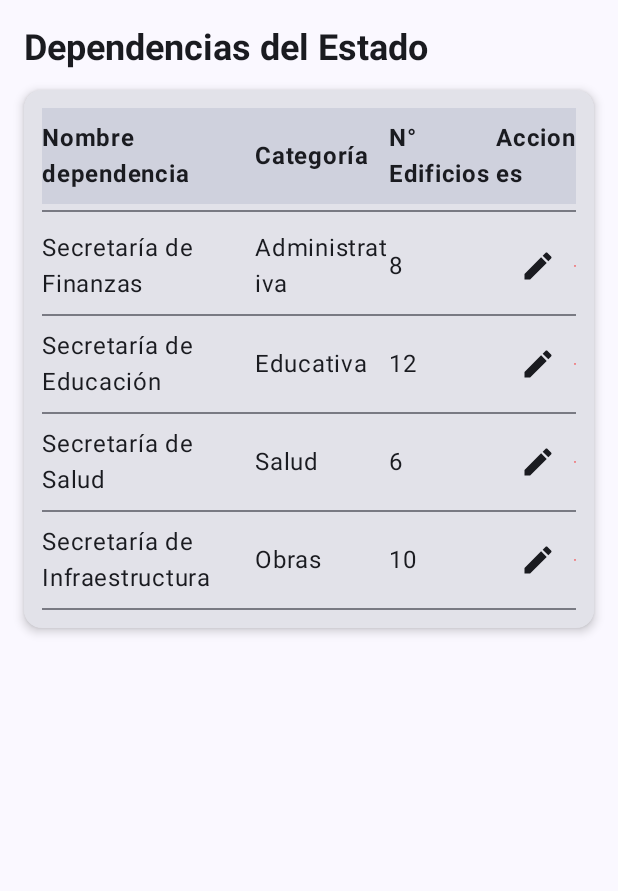
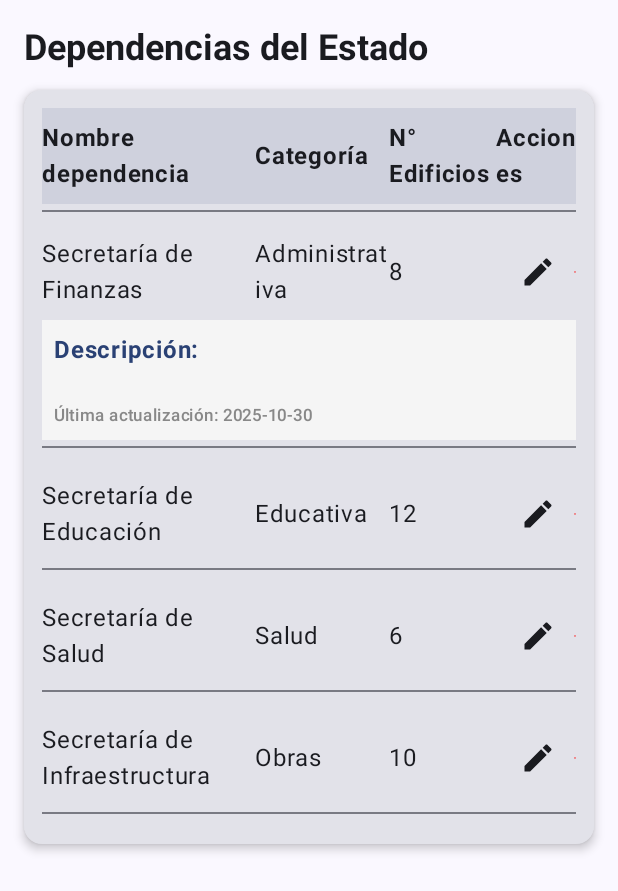
Before and after one commit to JosueDnCB/PGE2, an Android app built with Jetpack Compose: the screen it shows after launch (MainActivity), after a tap on "Editar", on a phone screen of 412 x 824 dp. Shown: the top 891 px of the screen. Run offline under Robolectric (Android 15) with nearby library versions, the phone set to English and light mode, and no system bars; 1 other tap on this screen came first.

Commit message:
Cambios-30/10/2025

```diff
--- a/app/src/main/java/com/example/pge/views/DependenciasScreen.kt
+++ b/app/src/main/java/com/example/pge/views/DependenciasScreen.kt
@@ -1,12 +1,20 @@
 package com.example.pge.views
 
+import androidx.compose.animation.AnimatedVisibility
+import androidx.compose.animation.expandVertically
+import androidx.compose.animation.fadeIn
+import androidx.compose.animation.fadeOut
+import androidx.compose.animation.shrinkVertically
 import androidx.compose.foundation.background
+import androidx.compose.foundation.clickable
 import androidx.compose.foundation.layout.Arrangement
 import androidx.compose.foundation.layout.Box
 import androidx.compose.foundation.layout.Column
 import androidx.compose.foundation.layout.Row
+import androidx.compose.foundation.layout.Spacer
 import androidx.compose.foundation.layout.fillMaxSize
 import androidx.compose.foundation.layout.fillMaxWidth
+import androidx.compose.foundation.layout.height
 import androidx.compose.foundation.layout.padding
 import androidx.compose.foundation.lazy.LazyColumn
 import androidx.compose.foundation.lazy.LazyRow
@@ -22,6 +30,10 @@ import androidx.compose.material3.IconButton
 import androidx.compose.material3.MaterialTheme
 import androidx.compose.material3.Text
 import androidx.compose.runtime.Composable
+import androidx.compose.runtime.getValue
+import androidx.compose.runtime.mutableStateOf
+import androidx.compose.runtime.remember
+import androidx.compose.runtime.setValue
 import androidx.compose.ui.Alignment
 import androidx.compose.ui.Modifier
 import androidx.compose.ui.graphics.Color
@@ -34,7 +46,8 @@ import androidx.compose.ui.unit.dp
 data class Dependencia(
     val nombre: String,
     val categoria: String,
-    val numEdificios: Int
+    val numEdificios: Int,
+    val descripcion : String
 )
 
 
@@ -76,19 +89,31 @@ fun DependenciasScreen(dependencias: List<Dependencia>) {
                                 Modifier.weight(0.4f),
                                 fontWeight = FontWeight.Bold
                             )
-                            Text("Categoría", Modifier.weight(0.25f), fontWeight = FontWeight.Bold)
+                            Text("Categoría",
+                                Modifier.weight(0.25f),
+                                fontWeight = FontWeight.Bold)
                             Text(
                                 "N° Edificios",
                                 Modifier.weight(0.2f),
                                 fontWeight = FontWeight.Bold
                             )
-                            Text("Acciones", Modifier.weight(0.15f), fontWeight = FontWeight.Bold)
+                            Text("Acciones",
+                                Modifier.weight(0.15f),
+                                fontWeight = FontWeight.Bold)
                         }
 
                         Divider(modifier = Modifier.padding(vertical = 4.dp))
 
                         // --- Filas de datos ---
                         dependencias.forEach { dependencia ->
+                            var expanded by remember{ mutableStateOf(false) }
+
+                            Column (
+                                modifier = Modifier
+                                    .fillMaxWidth()
+                                    .clickable { expanded = !expanded }
+                                    .padding(vertical = 4.dp)
+                            ) {
                                 Row(
                                     modifier = Modifier
                                         .fillMaxWidth()
@@ -117,7 +142,37 @@ fun DependenciasScreen(dependencias: List<Dependencia>) {
                                         }
                                     }
                                 }
-                            Divider()
+
+                                AnimatedVisibility(
+                                    visible = expanded,
+                                    enter = expandVertically() + fadeIn(),
+                                    exit = shrinkVertically() + fadeOut()
+                                ) {
+                                    Column(
+                                        modifier = Modifier
+                                            .fillMaxWidth()
+                                            .background(Color(0xFFF5F5F5))
+                                            .padding(8.dp)
+                                    ) {
+                                        Text(
+                                            text = "Descripción:",
+                                            fontWeight = FontWeight.Bold,
+                                            color = MaterialTheme.colorScheme.primary
+                                        )
+                                        Text(
+                                            text = dependencia.descripcion,
+                                            style = MaterialTheme.typography.bodyMedium
+                                        )
+                                        Spacer(Modifier.height(4.dp))
+                                        Text(
+                                            text = "Última actualización: 2025-10-30",
+                                            style = MaterialTheme.typography.labelSmall,
+                                            color = Color.Gray
+                                        )
+                                    }
+                                }
+                                Divider(modifier = Modifier.padding(vertical = 4.dp))
+                            }
                         }
                     }
                 }
@@ -131,10 +186,10 @@ fun DependenciasScreen(dependencias: List<Dependencia>) {
 @Composable
     fun DependenciasTablePreview() {
         val sampleData = listOf(
-            Dependencia("Secretaría de Finanzas", "Administrativa", 8),
-            Dependencia("Secretaría de Educación", "Educativa", 12),
-            Dependencia("Secretaría de Salud", "Salud", 6),
-            Dependencia("Secretaría de Infraestructura", "Obras", 10)
+            Dependencia("Secretaría de Finanzas", "Administrativa", 8, ""),
+            Dependencia("Secretaría de Educación", "Educativa", 12, ""),
+            Dependencia("Secretaría de Salud", "Salud", 6, ""),
+            Dependencia("Secretaría de Infraestructura", "Obras", 10, "")
         )
         MaterialTheme {
             DependenciasScreen(sampleData)
--- /dev/null
+++ b/app/src/main/java/com/example/pge/views/MainScreen.kt
@@ -0,0 +1 @@
+package com.example.pge.views
```
Lines whose indentation alone changed are shown as unchanged.
